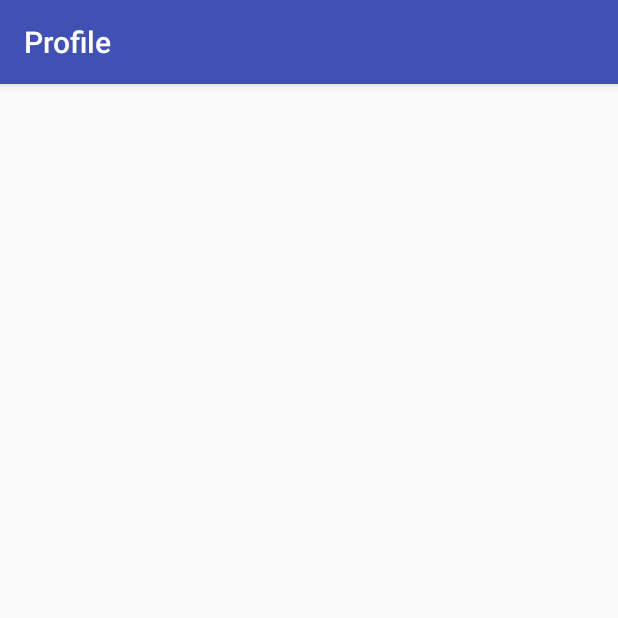
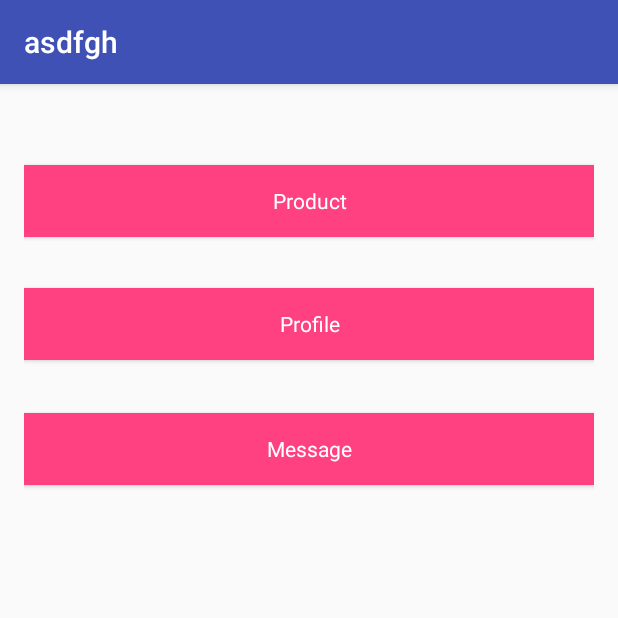
Before and after one commit to usagikawaii/test_formal, an Android app: the MainActivity screen opened directly, with no data from a screen before it, on a phone screen of 412 x 824 dp, the top half of it. Run offline under Robolectric (Android 15) with nearby library versions, the phone set to English and light mode, and no system bars.

```diff
--- a/app/src/main/AndroidManifest.xml
+++ b/app/src/main/AndroidManifest.xml
@@ -10,7 +10,7 @@
     <application
         android:allowBackup="true"
         android:icon="@mipmap/ic_launcher"
-        android:label="Profile"
+        android:label="asdfgh "
         android:supportsRtl="true"
         android:theme="@style/AppTheme">
         <activity
--- a/app/src/main/res/layout/activity_main.xml
+++ b/app/src/main/res/layout/activity_main.xml
@@ -10,4 +10,40 @@
     android:paddingTop="@dimen/activity_vertical_margin"
     tools:context="com.example.annieusa.welcome.MainActivity">
 
+    <Button
+        android:text="Product"
+        android:layout_width="match_parent"
+        android:layout_height="wrap_content"
+        android:layout_alignParentTop="true"
+        android:layout_centerHorizontal="true"
+        android:layout_marginTop="38dp"
+        android:id="@+id/button7"
+        android:background="@color/colorAccent"
+        android:textAppearance="@style/TextAppearance.AppCompat"
+        android:textColor="@android:color/background_light" />
+
+    <Button
+        android:text="Profile"
+        android:layout_width="match_parent"
+        android:layout_height="wrap_content"
+        android:layout_below="@+id/button7"
+        android:layout_alignRight="@+id/button7"
+        android:layout_alignEnd="@+id/button7"
+        android:layout_marginTop="34dp"
+        android:id="@+id/button8"
+        android:background="@color/colorAccent"
+        android:textAppearance="@style/TextAppearance.AppCompat"
+        android:textColor="@android:color/background_light" />
+
+    <Button
+        android:text="Message"
+        android:layout_width="match_parent"
+        android:layout_height="wrap_content"
+        android:layout_below="@+id/button8"
+        android:layout_centerHorizontal="true"
+        android:layout_marginTop="35dp"
+        android:id="@+id/button9"
+        android:background="@color/colorAccent"
+        android:textAppearance="@style/TextAppearance.AppCompat"
+        android:textColor="@android:color/background_light" />
 </RelativeLayout>
```
